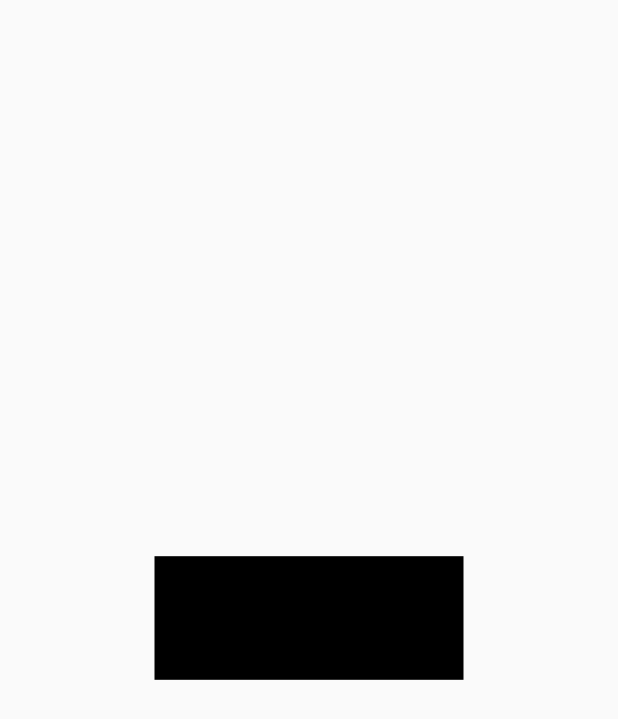
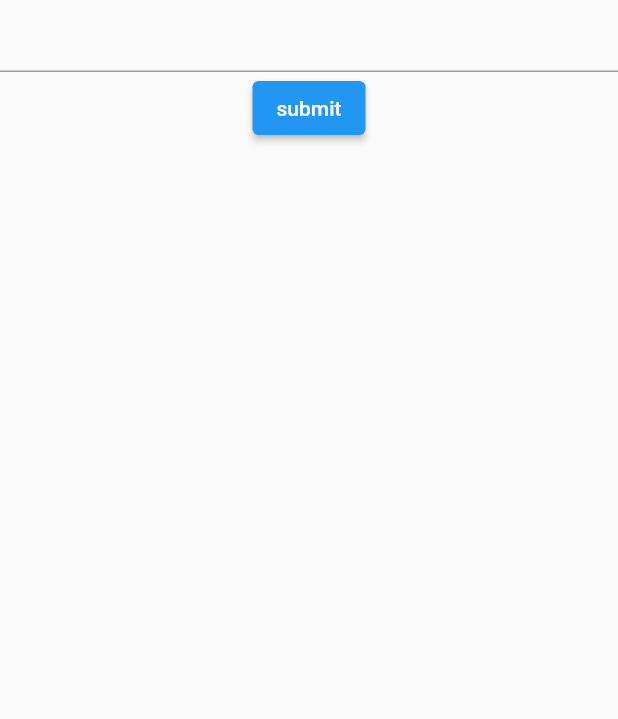
Before and after one commit to yash-suvagiya/my_practice, a Flutter app: the screen it shows after launch, on a phone screen of 412 x 824 dp. Shown: the top 719 px of the screen. Run offline on Flutter 3.47's test engine with Material 2 defaults, Android fonts, the phone set to English and light mode, and no system bars; key blocks and very long unbroken strings in the code were emptied for the run.

Commit message:
single_textfild_extention(demo)

```diff
--- a/lib/main.dart
+++ b/lib/main.dart
@@ -2,6 +2,7 @@ import 'package:flutter/material.dart';
 import 'package:my_practice/cruve_demo/single_textfild_crud_demo.dart';
 import 'package:my_practice/stateful_example_to_number_demo/checkbox_demo.dart';
 import 'package:my_practice/stateful_example_to_number_demo/swich_demo.dart';
+import 'package:my_practice/string_extetention_demo_validation_demo/single_textfild_form_extention_ui.dart';
 import 'package:my_practice/tab_controler/tab_controler_example.dart';
 import 'package:my_practice/text_controler_ui/pelidrom_number.dart';
 import 'package:my_practice/text_form_fild/midia_qurie.dart';
@@ -16,7 +17,7 @@ class MyApp extends StatelessWidget {
   @override
   Widget build(BuildContext context) {
     return const MaterialApp(
-      home: MideaQuery(),
+      home: SingleTextFormFildExtentionDemo(),
       debugShowCheckedModeBanner: false,
     );
   }
--- /dev/null
+++ b/lib/string_extetention_demo_validation_demo/single_textfild_form_extention_ui.dart
@@ -0,0 +1,42 @@
+import 'package:flutter/material.dart';
+import 'package:my_practice/string_extetention_demo_validation_demo/string_extention.dart';
+
+class SingleTextFormFildExtentionDemo extends StatefulWidget {
+  const SingleTextFormFildExtentionDemo({super.key});
+
+  @override
+  State<SingleTextFormFildExtentionDemo> createState() =>
+      _SingleTextFormFildExtentionDemoState();
+}
+
+class _SingleTextFormFildExtentionDemoState
+    extends State<SingleTextFormFildExtentionDemo> {
+  final TextEditingController _controller = TextEditingController();
+  GlobalKey<FormState> key = GlobalKey<FormState>();
+  @override
+  Widget build(BuildContext context) {
+    return Scaffold(
+      body: Form(
+        key: key,
+        child: Column(
+          children: [
+            TextFormField(
+                controller: _controller, validator: (value) => value!.isvalid),
+            ElevatedButton(
+                onPressed: () {
+                  if (key.currentState!.validate()) {
+                    ScaffoldMessenger.of(context).showSnackBar(
+                      const SnackBar(
+                        content: Text('data is currect'),
+                      ),
+                    );
+                  }
+                  setState(() {});
+                },
+                child: Text('submit'))
+          ],
+        ),
+      ),
+    );
+  }
+}
--- /dev/null
+++ b/lib/string_extetention_demo_validation_demo/string_extention.dart
@@ -0,0 +1,3 @@
+extension MyStringExtension on String {
+  String? get isvalid => (isEmpty) ? 'userNme is request' : null;
+}
--- a/lib/text_form_fild/midia_qurie.dart
+++ b/lib/text_form_fild/midia_qurie.dart
@@ -1,6 +1,4 @@
 import 'package:flutter/material.dart';
-import 'package:flutter/src/widgets/framework.dart';
-import 'package:flutter/src/widgets/placeholder.dart';
 
 class MideaQuery extends StatefulWidget {
   const MideaQuery({super.key});
```
